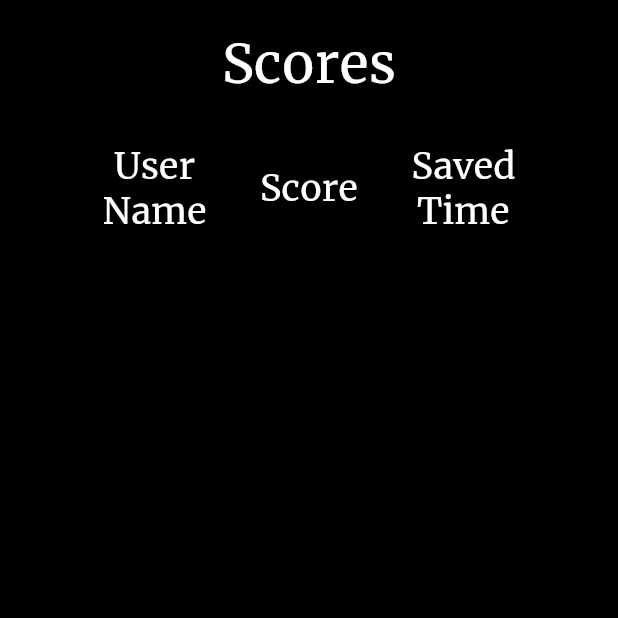
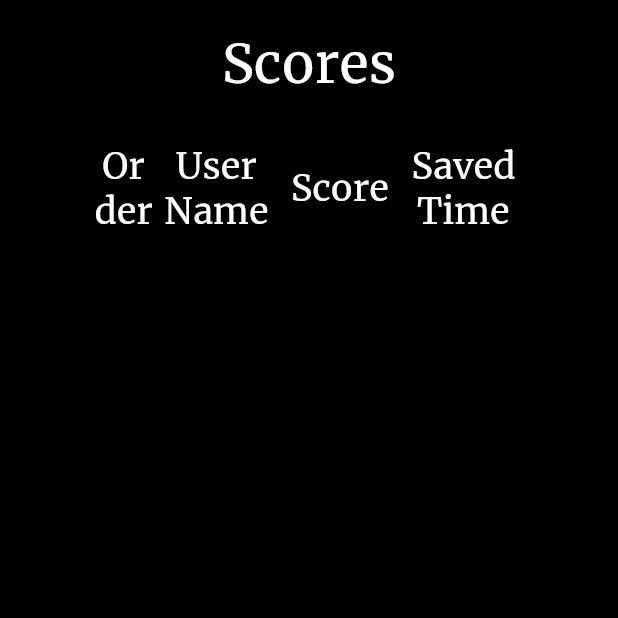
Before and after one commit to boring-km/flutter_dodge_game, a Flutter app: the ScoreScreen screen opened by its route, on a phone screen of 412 x 824 dp, the top half of it. Run offline on Flutter 3.47's test engine with Material 2 defaults, Android fonts, the phone set to English and light mode, and no system bars; our stand-ins replace get, hive, sensors_plus; missing offline and left inert: flame; accounts and stored records are empty.

Commit message:
Score Screen 화면 - 오더 번호 만들기

```diff
--- a/lib/presentation/score/score_screen.dart
+++ b/lib/presentation/score/score_screen.dart
@@ -28,6 +28,10 @@ class ScoreScreen extends StatelessWidget {
                 Row(
                   mainAxisAlignment: MainAxisAlignment.center,
                   children: [
+                    buildOrderTextWidget(
+                      width: width,
+                      child: buildMenuText('Order'),
+                    ),
                     buildScoreTextWidget(
                       width: width,
                       child: buildMenuText('User Name'),
@@ -57,6 +61,10 @@ class ScoreScreen extends StatelessWidget {
                             child: Row(
                               mainAxisAlignment: MainAxisAlignment.center,
                               children: [
+                                buildOrderTextWidget(
+                                  width: width,
+                                  child: buildUserText('${index+1}'),
+                                ),
                                 buildScoreTextWidget(
                                   width: width,
                                   child: buildUserText(score.userName),
@@ -98,7 +106,17 @@ class ScoreScreen extends StatelessWidget {
     required Text child,
   }) {
     return SizedBox(
-      width: width / 4,
+      width: width / 5,
+      child: child,
+    );
+  }
+
+  SizedBox buildOrderTextWidget({
+    required double width,
+    required Text child,
+  }) {
+    return SizedBox(
+      width: width / 10,
       child: child,
     );
   }
--- a/lib/presentation/score/score_screen_controller.dart
+++ b/lib/presentation/score/score_screen_controller.dart
@@ -10,6 +10,7 @@ class ScoreScreenController extends GetxController {
   Future<void> getScores() async {
     final records = <GameRecord>[];
     final scoreBox = await openGameRecordBox();
+
     for (final key in scoreBox.keys) {
       final score = scoreBox.get(key);
       if (score != null) {
```
